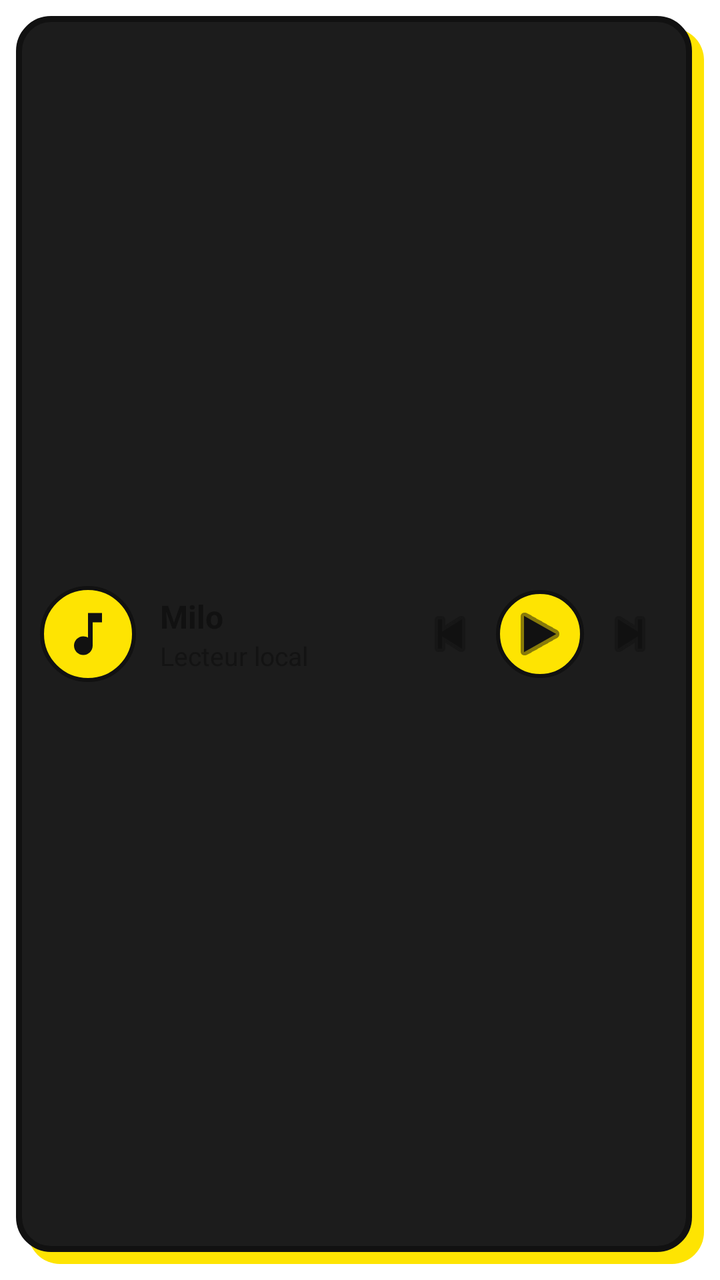
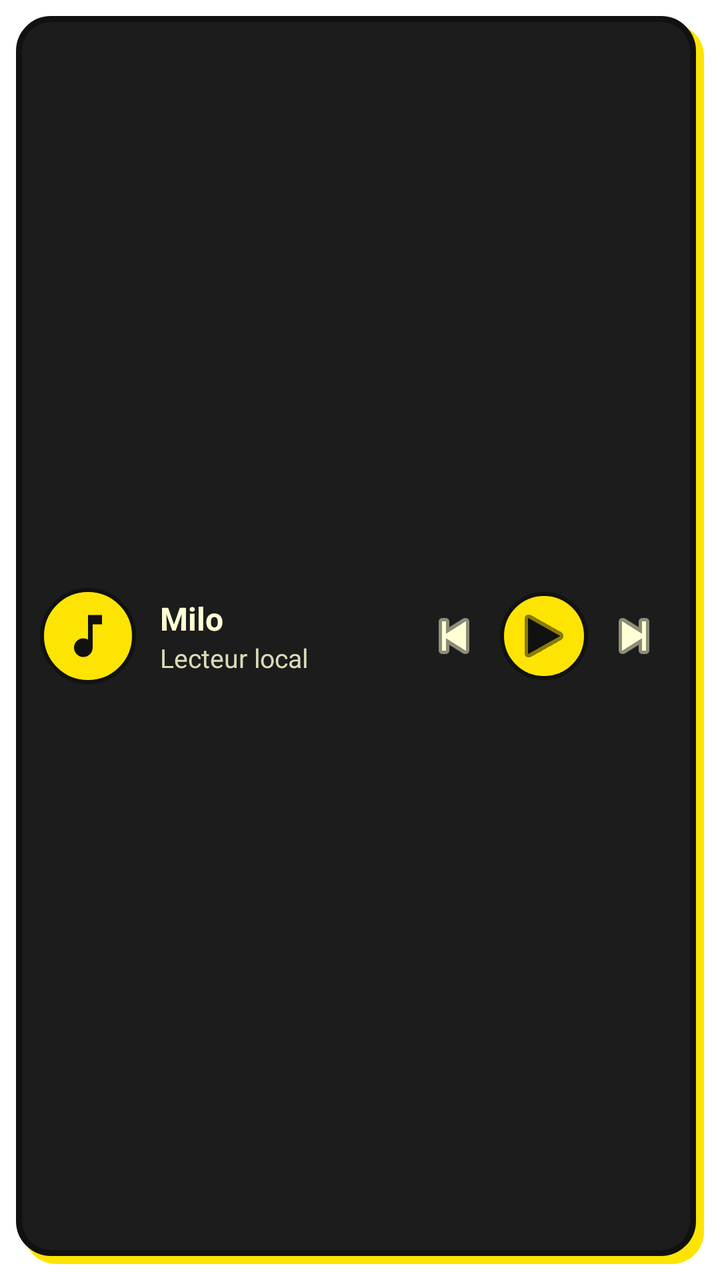

Before-and-after screenshots of an Android layout around one commit, followed by the original layout XML and the change that was made.
<!-- AndroidManifest.xml: fallback theme Theme.MaterialComponents.DayNight.NoActionBar -->
<!-- res/layout/milo_home_widget.xml -->
<?xml version="1.0" encoding="utf-8"?>
<FrameLayout xmlns:android="http://schemas.android.com/apk/res/android"
    android:id="@+id/widget_root"
    android:layout_width="match_parent"
    android:layout_height="match_parent"
    android:padding="8dp">

    
    <View
        android:layout_width="match_parent"
        android:layout_height="match_parent"
        android:layout_marginTop="6dp"
        android:layout_marginStart="6dp"
        android:background="@drawable/widget_shadow" />

    
    <LinearLayout
        android:layout_width="match_parent"
        android:layout_height="match_parent"
        android:layout_marginBottom="6dp"
        android:layout_marginEnd="6dp"
        android:background="@drawable/widget_background"
        android:gravity="center_vertical"
        android:orientation="horizontal"
        android:padding="12dp">

        <ImageView
            android:id="@+id/widget_artwork"
            android:layout_width="48dp"
            android:layout_height="48dp"
            android:background="@drawable/widget_play_button"
            android:contentDescription="Milo"
            android:padding="10dp"
            android:src="@drawable/ic_notification"
            android:tint="@color/milo_background" />

        <LinearLayout
            android:layout_width="0dp"
            android:layout_height="wrap_content"
            android:layout_marginStart="12dp"
            android:layout_weight="1"
            android:orientation="vertical">

            <TextView
                android:id="@+id/widget_title"
                android:layout_width="match_parent"
                android:layout_height="wrap_content"
                android:ellipsize="marquee"
                android:marqueeRepeatLimit="marquee_forever"
                android:singleLine="true"
                android:text="Milo"
                android:textColor="@color/milo_background"
                android:textSize="16sp"
                android:textStyle="bold" />

            <TextView
                android:id="@+id/widget_artist"
                android:layout_width="match_parent"
                android:layout_height="wrap_content"
                android:ellipsize="end"
                android:maxLines="1"
                android:text="Lecteur local"
                android:textColor="#CC111111"
                android:textSize="13sp" />
        </LinearLayout>

        <ImageButton
            android:id="@+id/widget_skip_previous"
            android:layout_width="38dp"
            android:layout_height="38dp"
            android:background="@android:color/transparent"
            android:contentDescription="Précédent"
            android:padding="8dp"
            android:src="@android:drawable/ic_media_previous"
            android:tint="@color/milo_background" />

        <ImageButton
            android:id="@+id/widget_play_pause"
            android:layout_width="44dp"
            android:layout_height="44dp"
            android:layout_marginStart="4dp"
            android:layout_marginEnd="4dp"
            android:background="@drawable/widget_play_button"
            android:contentDescription="Lecture"
            android:padding="10dp"
            android:src="@android:drawable/ic_media_play"
            android:tint="@color/milo_background" />

        <ImageButton
            android:id="@+id/widget_skip_next"
            android:layout_width="38dp"
            android:layout_height="38dp"
            android:background="@android:color/transparent"
            android:contentDescription="Suivant"
            android:padding="8dp"
            android:src="@android:drawable/ic_media_next"
            android:tint="@color/milo_background" />

    </LinearLayout>
</FrameLayout>
<!-- resources referenced by this layout -->
<resources>
  <color name="milo_background">#FF111111</color>
  <!-- drawable ic_notification (drawable) -->
  <?xml version="1.0" encoding="utf-8"?>
  <vector xmlns:android="http://schemas.android.com/apk/res/android"
      android:width="24dp"
      android:height="24dp"
      android:viewportWidth="24"
      android:viewportHeight="24">
      <path
          android:fillColor="#FFFFFF"
          android:pathData="M12,3v10.55c-0.59,-0.34 -1.27,-0.55 -2,-0.55 -2.21,0 -4,1.79 -4,4s1.79,4 4,4 4,-1.79 4,-4V7h4V3h-6z"/>
  </vector>
  <!-- drawable widget_background (drawable) -->
  <?xml version="1.0" encoding="utf-8"?>
  <shape xmlns:android="http://schemas.android.com/apk/res/android"
      android:shape="rectangle">
      <solid android:color="@color/milo_surface" />
      <stroke
          android:width="3dp"
          android:color="@color/milo_background" />
      <corners android:radius="16dp" />
  </shape>
  <!-- drawable widget_play_button (drawable) -->
  <?xml version="1.0" encoding="utf-8"?>
  <shape xmlns:android="http://schemas.android.com/apk/res/android"
      android:shape="oval">
      <solid android:color="@color/milo_yellow" />
      <stroke
          android:width="2dp"
          android:color="@color/milo_background" />
  </shape>
  <!-- drawable widget_shadow (drawable) -->
  <?xml version="1.0" encoding="utf-8"?>
  <shape xmlns:android="http://schemas.android.com/apk/res/android"
      android:shape="rectangle">
      <solid android:color="@color/milo_yellow" />
      <corners android:radius="16dp" />
  </shape>
  <color name="milo_surface">#FF1C1C1C</color>
  <color name="milo_yellow">#FFFEE402</color>
</resources>

<!-- the commit's change to res/layout/milo_home_widget.xml (unified diff, before → after) -->
@@ -9,16 +9,16 @@
     <View
         android:layout_width="match_parent"
         android:layout_height="match_parent"
-        android:layout_marginTop="6dp"
-        android:layout_marginStart="6dp"
+        android:layout_marginTop="4dp"
+        android:layout_marginStart="4dp"
         android:background="@drawable/widget_shadow" />
 
     
     <LinearLayout
         android:layout_width="match_parent"
         android:layout_height="match_parent"
-        android:layout_marginBottom="6dp"
-        android:layout_marginEnd="6dp"
+        android:layout_marginBottom="4dp"
+        android:layout_marginEnd="4dp"
         android:background="@drawable/widget_background"
         android:gravity="center_vertical"
         android:orientation="horizontal"
@@ -49,7 +49,7 @@
                 android:marqueeRepeatLimit="marquee_forever"
                 android:singleLine="true"
                 android:text="Milo"
-                android:textColor="@color/milo_background"
+                android:textColor="@color/milo_cream"
                 android:textSize="16sp"
                 android:textStyle="bold" />
 
@@ -60,7 +60,8 @@
                 android:ellipsize="end"
                 android:maxLines="1"
                 android:text="Lecteur local"
-                android:textColor="#CC111111"
+                android:textColor="@color/milo_cream"
+                android:alpha="0.85"
                 android:textSize="13sp" />
         </LinearLayout>
 
@@ -68,11 +69,11 @@
             android:id="@+id/widget_skip_previous"
             android:layout_width="38dp"
             android:layout_height="38dp"
-            android:background="@android:color/transparent"
+            android:background="?android:attr/selectableItemBackgroundBorderless"
             android:contentDescription="Précédent"
             android:padding="8dp"
             android:src="@android:drawable/ic_media_previous"
-            android:tint="@color/milo_background" />
+            android:tint="@color/milo_cream" />
 
         <ImageButton
             android:id="@+id/widget_play_pause"
@@ -90,11 +91,11 @@
             android:id="@+id/widget_skip_next"
             android:layout_width="38dp"
             android:layout_height="38dp"
-            android:background="@android:color/transparent"
+            android:background="?android:attr/selectableItemBackgroundBorderless"
             android:contentDescription="Suivant"
             android:padding="8dp"
             android:src="@android:drawable/ic_media_next"
-            android:tint="@color/milo_background" />
+            android:tint="@color/milo_cream" />
 
     </LinearLayout>
 </FrameLayout>
<!-- resource entries referenced after the edit -->
@@ -1,6 +1,7 @@
 <!-- resources referenced by this layout -->
 <resources>
   <color name="milo_background">#FF111111</color>
+  <color name="milo_cream">#FFFFFED5</color>
   <!-- drawable ic_notification (drawable) -->
   <?xml version="1.0" encoding="utf-8"?>
   <vector xmlns:android="http://schemas.android.com/apk/res/android"
